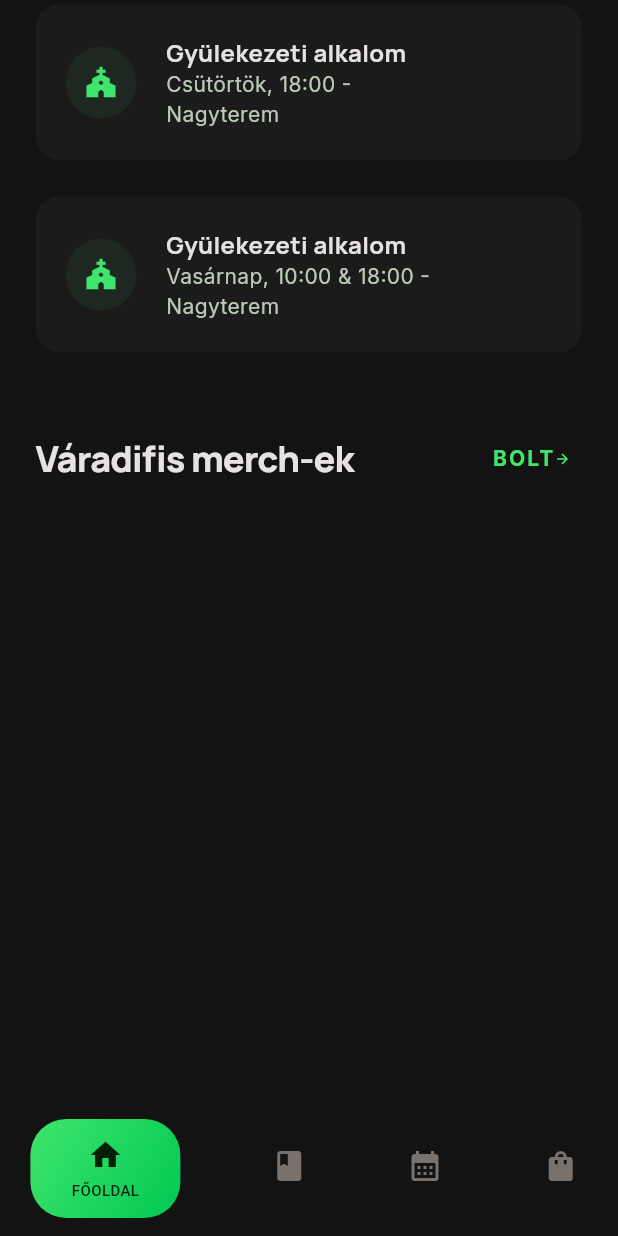
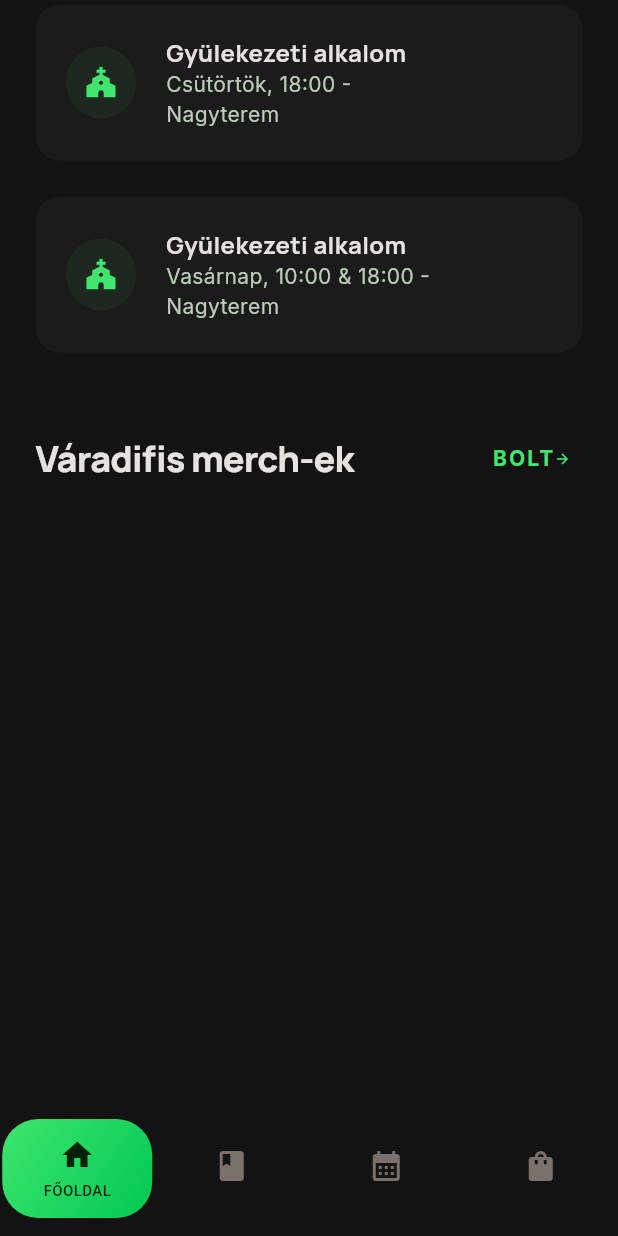
Before and after one commit to nepy15/varadifi_app, a Flutter app: the screen it shows after launch, scrolled down 576 dp, on a phone screen of 412 x 824 dp. Run offline on Flutter 3.47's test engine with Material 3 defaults, Android fonts, the phone set to English and light mode, and no system bars; our stand-ins replace cloud_firestore, firebase_core, firebase_messaging, flutter_local_notifications, google_fonts, webview_flutter; accounts and stored records are empty.

Commit message:
laptop commit

```diff
--- a/lib/misc.dart
+++ b/lib/misc.dart
@@ -84,7 +84,7 @@ class NavBarState extends State<NavBar> {
               widget.onPressed(index);
             },
             child: AnimatedContainer(
-              width: isSelected ? 100 : 50,
+              width: isSelected ? 100 : 100,
               curve: Curves.bounceIn,
               duration: Duration(microseconds: 250),
               padding: EdgeInsets.symmetric(horizontal: 20, vertical: 12),
--- a/lib/new_screens/home_layout.dart
+++ b/lib/new_screens/home_layout.dart
@@ -2,6 +2,7 @@ import 'package:flutter/material.dart';
 import 'package:google_fonts/google_fonts.dart';
 import 'package:varadifi_app/misc.dart';
 import 'package:cloud_firestore/cloud_firestore.dart';
+import 'package:varadifi_app/new_screens/shop_layout.dart';
 
 const miniScreenMaxWidth = 390;
 final db = FirebaseFirestore.instance;
@@ -372,7 +373,7 @@ class _FeaturedMerchState extends State<_FeaturedMerch> {
             ),
             SizedBox(height: 12),
             SizedBox(
-              height: 580,
+              height: 500,
               child: ScrollConfiguration(
                 behavior: AllScrollBehavior(),
                 child: ListView.builder(
@@ -416,13 +417,13 @@ class _ShopItemState extends State<_ShopItem> {
   @override
   Widget build(BuildContext context) {
     return SizedBox(
-      width: 512,
+      width: 380,
       height: 580,
       child: Column(
         children: [
           Container(
             margin: EdgeInsets.only(left: 0, right: 15, bottom: 7),
-            height: 500,
+            height: 400,
             decoration: BoxDecoration(
               borderRadius: BorderRadius.circular(24),
               color: Color(0xFF1C1B1B),
```
Also changed, not shown: pubspec.lock.
